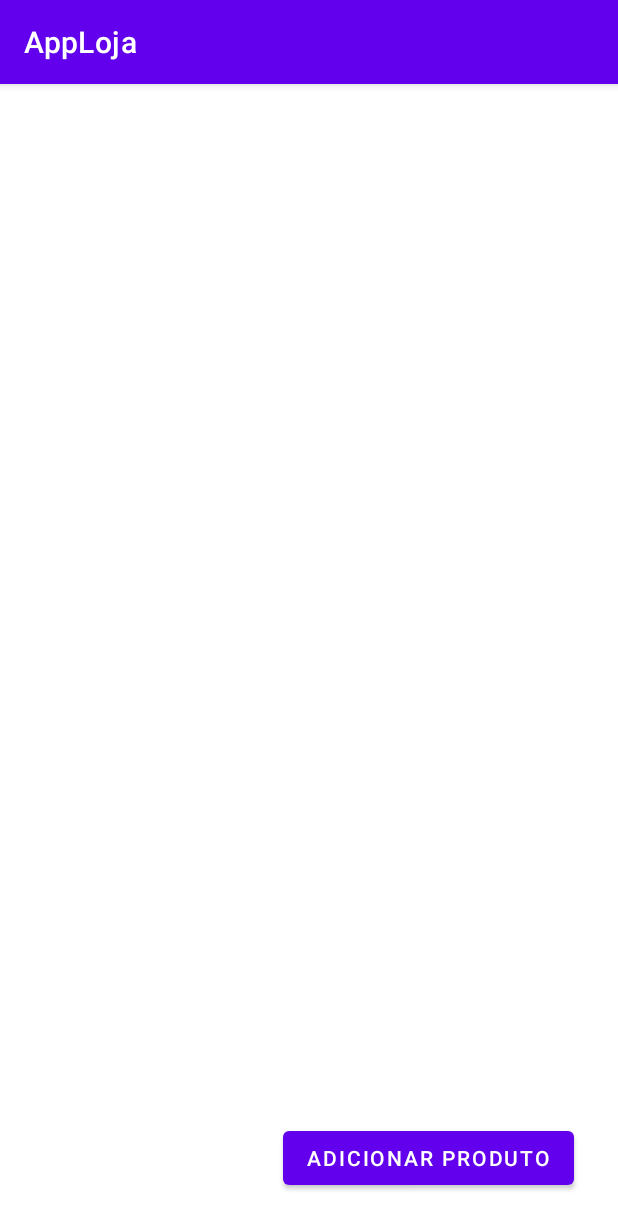
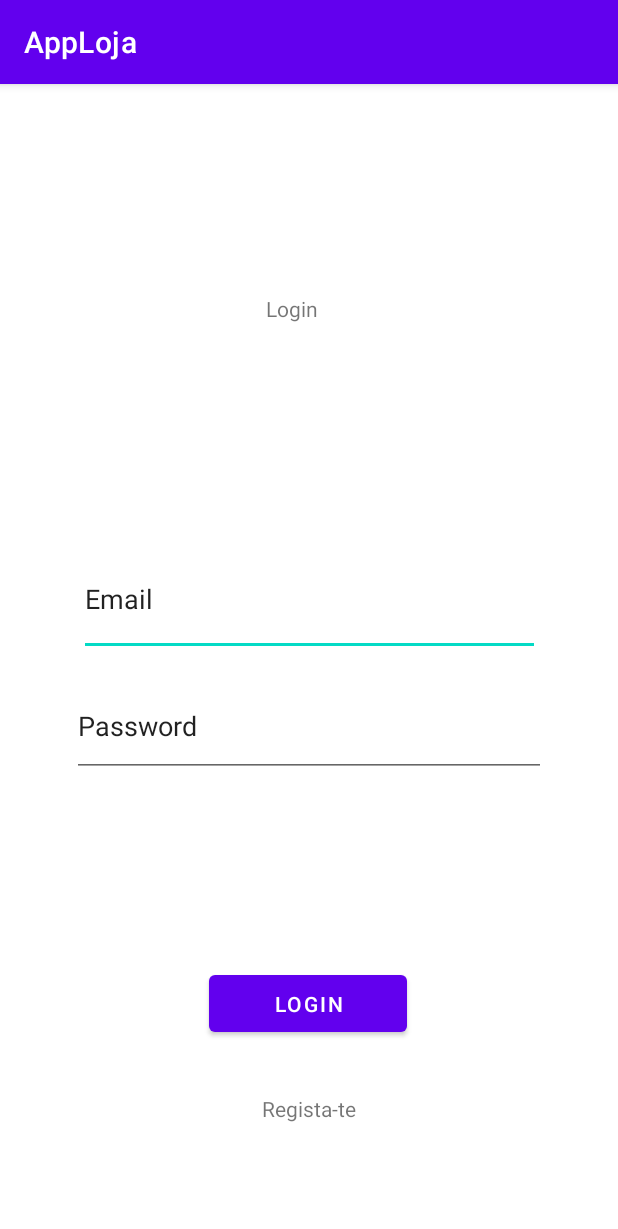
Before and after one commit to Diogo21091/Trabalho-de-CM-AppLoja, an Android app: the screen it shows after launch (MainActivity before the commit, LoginActivity after it), on a phone screen of 412 x 824 dp. Shown: the top 1229 px of the screen. Run offline under Robolectric (Android 15) with nearby library versions, the light colour scheme and no system bars; our stand-ins replace Firebase (no records; nobody signed in at launch, a user with empty details on screens opened directly).

```diff
--- a/app/build.gradle
+++ b/app/build.gradle
@@ -40,6 +40,7 @@ dependencies {
     implementation 'androidx.appcompat:appcompat:1.4.0'
     implementation 'com.google.android.material:material:1.4.0'
     implementation 'androidx.constraintlayout:constraintlayout:2.1.2'
+    implementation 'com.google.firebase:firebase-auth-ktx:20.0.4'
     testImplementation 'junit:junit:4.+'
     androidTestImplementation 'androidx.test.ext:junit:1.1.3'
     androidTestImplementation 'androidx.test.espresso:espresso-core:3.4.0'
--- a/app/src/main/java/com/ipca/combustivel/apploja/MainActivity.kt
+++ b/app/src/main/java/com/ipca/combustivel/apploja/MainActivity.kt
@@ -7,6 +7,7 @@ import android.os.Bundle
 import android.view.View
 import android.view.ViewGroup
 import android.widget.*
+import com.google.firebase.auth.FirebaseAuth
 import com.ipca.combustivel.apploja.MainActivity.ProdutoAdapter.Companion.REQUEST_CODE_ADD_PRODUTO
 import java.text.FieldPosition
 
@@ -113,9 +114,9 @@ class MainActivity : AppCompatActivity()
 
         }
 
-
         companion object{
-            const val REQUEST_CODE_ADD_PRODUTO = 1001}
+            const val REQUEST_CODE_ADD_PRODUTO = 1001
+        }
 
     }
 
--- /dev/null
+++ b/app/src/main/res/layout/activity_login.xml
@@ -0,0 +1,69 @@
+<?xml version="1.0" encoding="utf-8"?>
+<androidx.constraintlayout.widget.ConstraintLayout xmlns:android="http://schemas.android.com/apk/res/android"
+    xmlns:app="http://schemas.android.com/apk/res-auto"
+    xmlns:tools="http://schemas.android.com/tools"
+    android:layout_width="match_parent"
+    android:layout_height="match_parent"
+    tools:context=".LoginActivity">
+
+
+
+
+    <TextView
+        android:id="@+id/textViewRegister"
+        android:layout_width="233dp"
+        android:layout_height="47dp"
+        android:text="               Regista-te"
+        app:layout_constraintBottom_toBottomOf="parent"
+        app:layout_constraintEnd_toEndOf="parent"
+        app:layout_constraintHorizontal_bias="0.696"
+        app:layout_constraintStart_toStartOf="parent"
+        app:layout_constraintTop_toTopOf="parent"
+        app:layout_constraintVertical_bias="0.934" />
+
+    <Button
+        android:id="@+id/btn_login"
+        android:layout_width="132dp"
+        android:layout_height="50dp"
+        android:text="Login"
+        app:layout_constraintBottom_toBottomOf="parent"
+        app:layout_constraintEnd_toEndOf="parent"
+        app:layout_constraintHorizontal_bias="0.498"
+        app:layout_constraintStart_toStartOf="parent"
+        app:layout_constraintTop_toTopOf="parent"
+        app:layout_constraintVertical_bias="0.819" />
+
+    <EditText
+        android:id="@+id/et_login_email"
+        android:layout_width="307dp"
+        android:layout_height="76dp"
+        android:text="Email"
+        app:layout_constraintBottom_toBottomOf="parent"
+        app:layout_constraintEnd_toEndOf="parent"
+        app:layout_constraintStart_toStartOf="parent"
+        app:layout_constraintTop_toTopOf="parent"
+        app:layout_constraintVertical_bias="0.441" />
+
+    <EditText
+        android:id="@+id/ed_login_password"
+        android:layout_width="316dp"
+        android:layout_height="67dp"
+        android:text="Password"
+        app:layout_constraintBottom_toBottomOf="parent"
+        app:layout_constraintEnd_toEndOf="parent"
+        app:layout_constraintStart_toStartOf="parent"
+        app:layout_constraintTop_toTopOf="parent"
+        app:layout_constraintVertical_bias="0.563" />
+
+    <TextView
+        android:id="@+id/Login"
+        android:layout_width="270dp"
+        android:layout_height="103dp"
+        android:text="                                Login"
+        app:layout_constraintBottom_toBottomOf="parent"
+        app:layout_constraintEnd_toEndOf="parent"
+        app:layout_constraintHorizontal_bias="0.496"
+        app:layout_constraintStart_toStartOf="parent"
+        app:layout_constraintTop_toTopOf="parent"
+        app:layout_constraintVertical_bias="0.211" />
+</androidx.constraintlayout.widget.ConstraintLayout>
--- a/build.gradle
+++ b/build.gradle
@@ -3,6 +3,7 @@ buildscript {
     repositories {
         google()
         mavenCentral()
+        jcenter()
     }
     dependencies {
         classpath "com.android.tools.build:gradle:7.0.2"
```
Also changed, not shown: app/src/main/AndroidManifest.xml (+26 -0 lines), app/src/main/java/com/ipca/combustivel/apploja/LoginActivity.kt (+84 -1 lines), app/src/main/java/com/ipca/combustivel/apploja/RegisterActivity.kt (added, +85 -0 lines), app/src/main/res/layout/activity_register.xml (added, +64 -0 lines).
